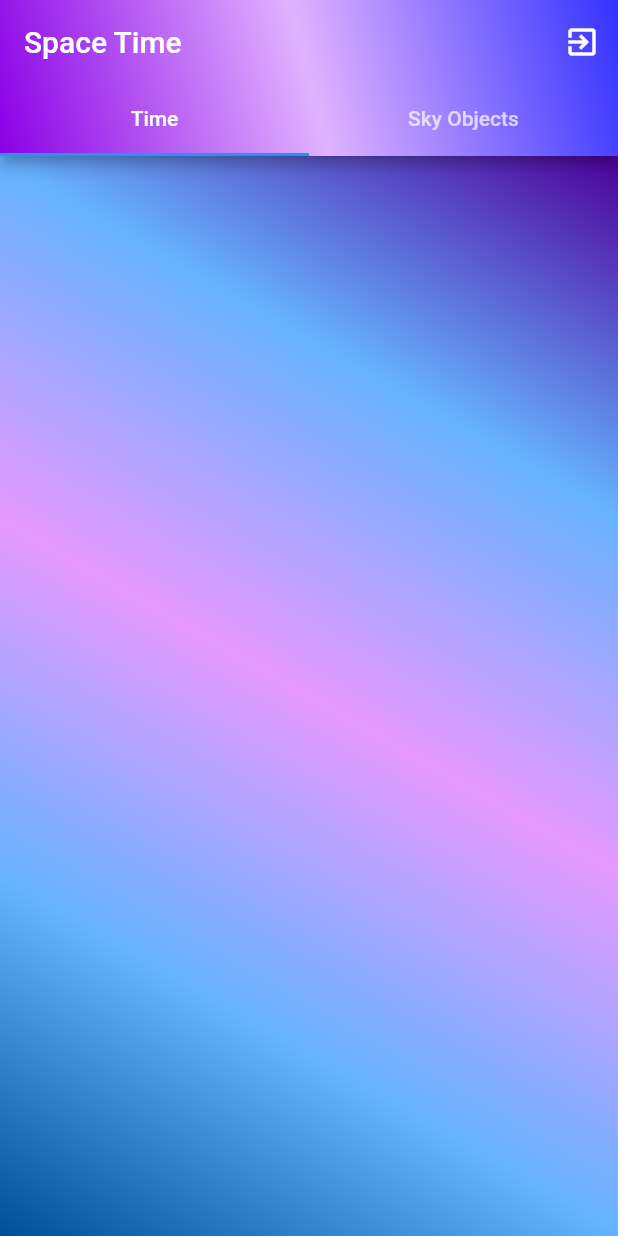
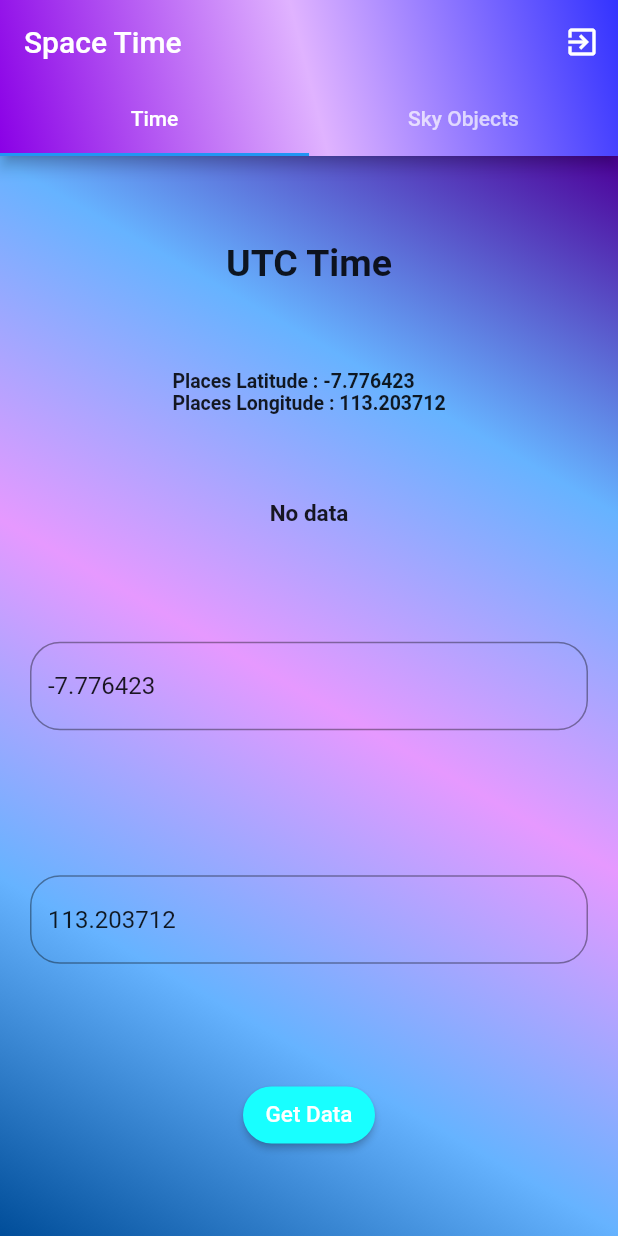
Before and after one commit to SetaMurdha/Space-Time-Apk, a Flutter app: the screen it shows after launch, after a tap on "Next", on a phone screen of 412 x 824 dp. Run offline on Flutter 3.47's test engine with Material 2 defaults, Android fonts, the phone set to English and light mode, and no system bars; our stand-ins replace flutter_swiper.

Commit message:
Third (Ready for Presentation)

```diff
--- a/lib/main.dart
+++ b/lib/main.dart
@@ -2,7 +2,6 @@ import 'package:flutter/material.dart';
 import 'package:myanimerev/view/SkyObject.dart';
 import 'package:myanimerev/view/SpaceTime.dart';
 import 'package:myanimerev/view/HomePage.dart';
-import 'package:myanimerev/view/Uji.dart';
 
 void main() => runApp(MyApp());
 
--- a/lib/view/SpaceTime.dart
+++ b/lib/view/SpaceTime.dart
@@ -1,7 +1,6 @@
 import 'package:flutter/cupertino.dart';
 import 'package:flutter/material.dart';
-import 'package:flutter_swiper/flutter_swiper.dart';
-import 'package:myanimerev/model/PlanetData.dart';
+import 'package:myanimerev/model/fetch_data.dart';
 import 'package:myanimerev/view/SkyObject.dart';
 import 'package:myanimerev/view_model/Colorss.dart';
 
@@ -16,6 +15,9 @@ class SpaceTimePage extends StatefulWidget {
 }
 
 class _MyAppState extends State<SpaceTimePage> {
+  Results user = null;
+  TextEditingController controller = TextEditingController(text: "-7.776423");
+  TextEditingController controller1 = TextEditingController(text: "113.203712");
   @override
   Widget build(BuildContext context) {
     return MaterialApp(
@@ -53,7 +55,52 @@ class _MyAppState extends State<SpaceTimePage> {
             ),
             child: TabBarView(
               children: <Widget>[
-                Center(child: Column()),
+                Center(child: Column(
+                  mainAxisAlignment: MainAxisAlignment.spaceEvenly,
+                  children: <Widget>[
+                    Text('UTC Time',textAlign: TextAlign.center,
+                      style: TextStyle(fontSize: 25, fontWeight: FontWeight.bold),),
+                    Text ("Places Latitude : "+controller.text+"\nPlaces Longitude : "+controller1.text+"",style: TextStyle(fontSize: 13, fontWeight: FontWeight.bold)),
+                    Text((user != null)?
+                    "Sunrise \t\t\t\t\t\t\t: "+user.sunrise + "\n"+
+                        "Sunset \t\t\t\t\t\t\t\t: "+user.sunset + "\n"+
+                        "Solar Noon\t\t: "+user.solarNoon + "\n"+
+                        "Day Length\t\t: "+user.dayLength +" hours":
+                    "No data",textAlign: TextAlign.left,
+                        style: TextStyle(fontSize: 15, fontWeight: FontWeight.bold)),
+                    Container(margin: EdgeInsets.all(20),
+                        child: TextField
+                          (
+                          controller: controller,
+                          decoration: InputDecoration(
+                            border: OutlineInputBorder(borderRadius: BorderRadius.circular(20),),
+                            hintText: "Latitude"
+                          ),
+                        )),
+                    Container(margin: EdgeInsets.all(20),
+                        child: TextField(controller: controller1,decoration: InputDecoration(
+                            border: OutlineInputBorder(borderRadius: BorderRadius.circular(20),),
+                            hintText: "Longitude"
+                        ),)),
+                    RaisedButton(
+                      padding: EdgeInsets.all(10),
+                      child: Text("Get Data", style: TextStyle(color: Colors.white, fontSize: 15),),
+                      color: Colors.cyanAccent,
+                      shape: RoundedRectangleBorder(
+                          borderRadius: BorderRadius.circular(20.0)
+                      ),
+                      onPressed: (){
+                        Results.connectToAPI(controller.text,controller1.text).then((value) {
+                          user = value;
+                          setState(() {
+
+                          });
+                        });
+
+                      },
+                    )
+                  ],
+                ),),
                 Center(child: Column(
                   children: <Widget>[
                     SafeArea(
```
Also changed, not shown: lib/model/fetch_data.dart (+15 -16 lines), lib/view/SkyObject.dart (+0 -13 lines).
